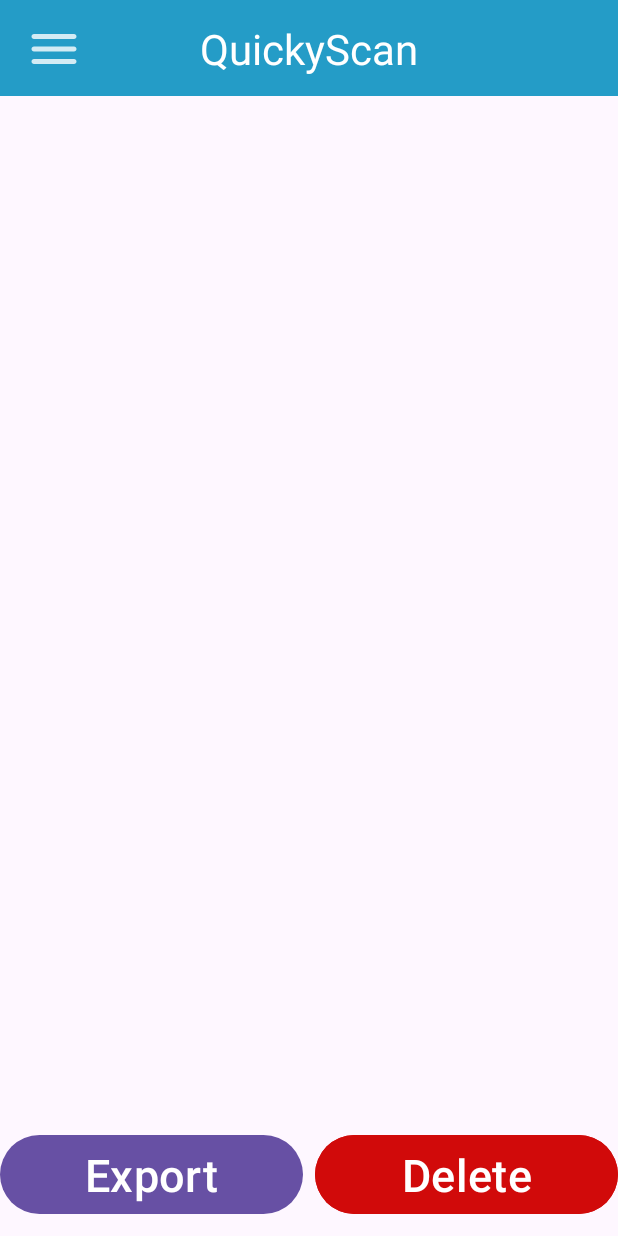
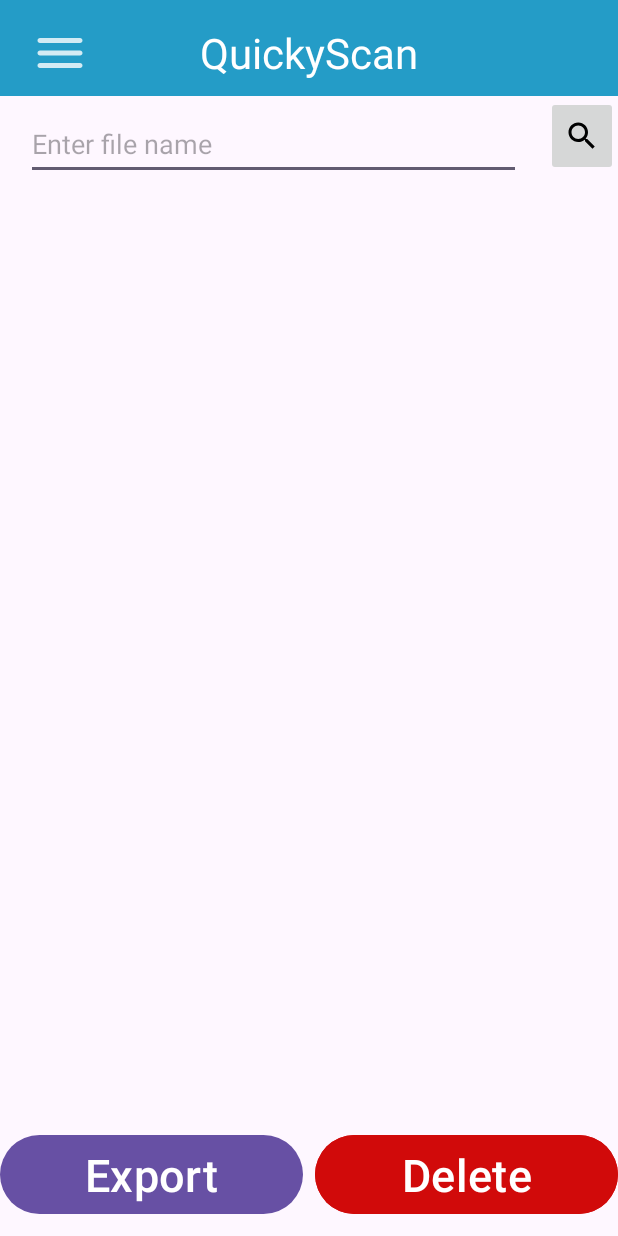
Before and after one commit to pawel00wypych/QuickyScan, an Android app: the SavedFilesActivity screen opened directly, with no data from a screen before it, on a phone screen of 412 x 824 dp. Run offline under Robolectric (Android 15) with nearby library versions, the phone set to English and light mode, and no system bars; libraries missing offline, so code that uses them is left out: org.apache.poi.

Commit message:
database created

```diff
--- a/app/src/main/AndroidManifest.xml
+++ b/app/src/main/AndroidManifest.xml
@@ -20,7 +20,7 @@
         android:theme="@style/Theme.QuickyScan"
         tools:targetApi="31">
         <activity
-            android:name=".Activities.MainActivity"
+            android:name=".activities.MainActivity"
             android:exported="true">
             <intent-filter>
                 <action android:name="android.intent.action.MAIN" />
@@ -29,11 +29,11 @@
             </intent-filter>
         </activity>
         <activity
-            android:name=".Activities.CameraActivity"
+            android:name=".activities.CameraActivity"
             android:exported="true">
         </activity>
         <activity
-            android:name=".Activities.SavedFilesActivity"
+            android:name=".activities.SavedFilesActivity"
             android:exported="true">
         </activity>
     </application>
--- a/app/src/main/java/com/example/quickyscan/FileData.kt
+++ /dev/null
@@ -1,3 +0,0 @@
-package com.example.quickyscan
-
-data class FileData(val fileName: String, var selected: Boolean = false, val filePath: String)
--- a/app/src/main/java/com/example/quickyscan/Activities/MainActivity.kt
+++ b/app/src/main/java/com/example/quickyscan/activities/MainActivity.kt
@@ -1,4 +1,4 @@
-package com.example.quickyscan.Activities
+package com.example.quickyscan.activities
 
 import android.content.Intent
 import android.os.Bundle
--- a/app/src/main/java/com/example/quickyscan/Activities/SavedFilesActivity.kt
+++ b/app/src/main/java/com/example/quickyscan/activities/SavedFilesActivity.kt
@@ -1,4 +1,4 @@
-package com.example.quickyscan.Activities
+package com.example.quickyscan.activities
 
 import android.Manifest
 import android.annotation.SuppressLint
@@ -6,29 +6,45 @@ import android.content.Intent
 import android.content.pm.PackageManager
 import android.os.Build
 import android.os.Bundle
+import android.os.Handler
+import android.os.Looper
 import android.util.Log
 import android.widget.Button
+import android.widget.EditText
 import android.widget.ImageButton
 import android.widget.PopupMenu
 import android.widget.Toast
 import androidx.activity.result.contract.ActivityResultContracts
+import androidx.appcompat.app.AlertDialog
 import androidx.appcompat.app.AppCompatActivity
 import androidx.core.content.ContextCompat
 import androidx.recyclerview.widget.LinearLayoutManager
 import androidx.recyclerview.widget.RecyclerView
-import com.example.quickyscan.FileData
+import com.example.quickyscan.FileModel
 import com.example.quickyscan.services.FilesAdapter
 import com.example.quickyscan.R
+import com.example.quickyscan.services.SQLiteHelper
 import java.io.File
 import org.apache.poi.xssf.usermodel.XSSFWorkbook
 import java.io.FileOutputStream
+import java.time.LocalDate
 
 class SavedFilesActivity : AppCompatActivity()  {
 
+    private lateinit var deleteButton: Button
+    private lateinit var exportButton: Button
+    private lateinit var menuButton: ImageButton
+    private lateinit var findButton: ImageButton
+    private lateinit var fileToSearch: EditText
+
+    private lateinit var recyclerView: RecyclerView
+    private lateinit var sqliteHelper: SQLiteHelper
+    private var filesAdapter: FilesAdapter? = null
     override fun onCreate(savedInstanceState: Bundle?) {
 
         super.onCreate(savedInstanceState)
         setContentView(R.layout.files_layout)
+        sqliteHelper = SQLiteHelper(applicationContext)
 
         if (allPermissionsGranted()) {
             editFiles()
@@ -80,25 +96,41 @@ class SavedFilesActivity : AppCompatActivity()  {
 
     private fun editFiles() {
 
-        val recyclerView: RecyclerView = findViewById(R.id.rvSavedFiles)
-        recyclerView.layoutManager = LinearLayoutManager(this)
-        val filesAdapter = FilesAdapter(getListOfFiles())
-        recyclerView.adapter = filesAdapter
-
-        val deleteButton: Button = findViewById(R.id.delete_button)
-        val exportButton: Button = findViewById(R.id.export_button)
-        val menuButton: ImageButton = findViewById(R.id.show_menu)
+        initView()
+        initRecyclerView(getListOfFilesFromDB())
 
         exportButton.setOnClickListener {
-            exportChosenFiles(filesAdapter)
-            val intent = Intent(this, SavedFilesActivity::class.java)
-            startActivity(intent)
+            filesAdapter?.let { it1 -> exportChosenFiles(it1) }
+            initRecyclerView(getListOfFilesFromDB())
         }
 
         deleteButton.setOnClickListener {
-            deleteChosenFiles(filesAdapter)
-            val intent = Intent(this, SavedFilesActivity::class.java)
-            startActivity(intent)
+
+            val dialog = AlertDialog.Builder(this)
+                .setTitle("Are you sure you want to delete files?")
+                .setPositiveButton("Yes") { _, _ ->
+                    filesAdapter?.let { it1 -> deleteChosenFiles(it1) }
+                    initRecyclerView(getListOfFilesFromDB())
+                }
+                .setNegativeButton("No", null)
+                .create()
+
+            dialog.show()
+        }
+
+
+        findButton.setOnClickListener {
+
+                if (fileToSearch.text.toString() == "") {
+
+                    Log.d("getListOfFilesFromDB:", "getListOfFilesFromDB")
+                    initRecyclerView(getListOfFilesFromDB())
+                }else if (fileToSearch.text.toString() != ""){
+
+                    Log.d("getChosenFile:", "getChosenFile")
+                    initRecyclerView(getChosenFile(fileToSearch.text.toString()))
+                }
+                fileToSearch.setText("")
         }
 
 
@@ -146,7 +178,7 @@ class SavedFilesActivity : AppCompatActivity()  {
         if (selectedFiles.isNotEmpty()) {
             for (fileData in selectedFiles) {
 
-                val fileToExport = File(fileData.filePath)
+                val fileToExport = File(fileData.path)
                 if (fileToExport.exists() && fileToExport.isFile) {
                     val sheet = workbook.createSheet(fileToExport.name + "_sheet")
                     val text = fileToExport.readText()
@@ -155,7 +187,7 @@ class SavedFilesActivity : AppCompatActivity()  {
                     for ((rowIndex, line) in rows.withIndex()) {
                         val row = sheet.createRow(rowIndex)
 
-                        val cells = line.split("\t") // Split by tab, adjust as needed
+                        val cells = line.split("\t", " ") // Split by tab, adjust as needed
 
                         for ((cellIndex, cellValue) in cells.withIndex()) {
                             val cell = row.createCell(cellIndex)
@@ -167,6 +199,18 @@ class SavedFilesActivity : AppCompatActivity()  {
                     FileOutputStream(outputFile).use { outputStream ->
                         workbook.write(outputStream)
                     }
+
+                    try {
+                        val fileModel = FileModel(
+                            fileName = fileToExport.name.removeSuffix(".txt") + ".xlsx",
+                            path = fileToExport.path.removeSuffix(".txt")+".xlsx",
+                            selected = false,
+                            creationDate = LocalDate.now().toString()
+                        )
+                        sqliteHelper.insertFile(fileModel)
+                    }catch (e: Exception) {
+                        Log.e("insertFile", e.printStackTrace().toString())
+                    }
                 }
             }
 
@@ -177,10 +221,18 @@ class SavedFilesActivity : AppCompatActivity()  {
         }
     }
 
-    private fun getListOfFiles(): List<FileData> {
+    private fun getListOfFilesFromDB(): List<FileModel> {
+        return sqliteHelper.getAllFiles()
+    }
+
+    private fun getChosenFile(name: String): List<FileModel> {
+        return sqliteHelper.findFile(name)
+    }
+
+    private fun getListOfFilesFromDIR(): List<FileModel> {
 
 
-        val filesToReturn = mutableListOf<FileData>()
+        val filesToReturn = mutableListOf<FileModel>()
 
         if (externalMediaDirs.isNotEmpty()) {
             val mediaDir = externalMediaDirs[0]
@@ -190,7 +242,7 @@ class SavedFilesActivity : AppCompatActivity()  {
             if (files != null) {
                 for (file in files) {
                     if (file.isFile) {
-                        filesToReturn.add(FileData(file.name, filePath = file.path.toString()))
+                        filesToReturn.add(FileModel(fileName=file.name, path = file.path.toString(), selected = false, creationDate = ""))
                     }else {
                         Log.d("file: ","is not a file")
                     }
@@ -212,12 +264,16 @@ class SavedFilesActivity : AppCompatActivity()  {
 
             for (fileData in selectedFiles) {
 
-                val fileToDelete = File(fileData.filePath)
+                val fileToDelete = File(fileData.path)
+                val name = fileToDelete.name
                 if (fileToDelete.exists() && fileToDelete.isFile) {
                     if (fileToDelete.delete()) {
                         Log.d("file deleted","success")
+                        if(sqliteHelper.deleteFileByName(name) <= -1) {
+                            Log.e("deleteFileByName","file was not deleted successfully from DB!")
+                        }
                     } else {
-                        Log.d("file deleted","error")
+                        Log.e("file deleted","error")
 
                     }
                 }
@@ -229,4 +285,22 @@ class SavedFilesActivity : AppCompatActivity()  {
             Log.d("selected files"," empty")
         }
     }
+
+    private fun initView() {
+
+        recyclerView = findViewById(R.id.rvSavedFiles)
+        deleteButton = findViewById(R.id.delete_button)
+        exportButton = findViewById(R.id.export_button)
+        menuButton = findViewById(R.id.show_menu)
+        findButton = findViewById(R.id.find_file)
+        fileToSearch = findViewById(R.id.search_bar)
+    }
+
+    private fun initRecyclerView(list: List<FileModel>) {
+        Log.d("recycler view","recycle")
+        recyclerView.layoutManager = LinearLayoutManager(this)
+        filesAdapter = FilesAdapter(list)
+        recyclerView.adapter = filesAdapter
+    }
+
 }
--- a/app/src/main/java/com/example/quickyscan/services/FilesAdapter.kt
+++ b/app/src/main/java/com/example/quickyscan/services/FilesAdapter.kt
@@ -6,10 +6,10 @@ import android.view.ViewGroup
 import android.widget.CheckBox
 import android.widget.TextView
 import androidx.recyclerview.widget.RecyclerView
-import com.example.quickyscan.FileData
+import com.example.quickyscan.FileModel
 import com.example.quickyscan.R
 
-class FilesAdapter(private val fileList: List<FileData>) : RecyclerView.Adapter<FilesAdapter.FileViewHolder>() {
+class FilesAdapter(private val fileList: List<FileModel>) : RecyclerView.Adapter<FilesAdapter.FileViewHolder>() {
 
     class FileViewHolder(itemView: View) : RecyclerView.ViewHolder(itemView) {
         val fileName: TextView = itemView.findViewById(R.id.tvFileName)
@@ -32,7 +32,7 @@ class FilesAdapter(private val fileList: List<FileData>) : RecyclerView.Adapter<
         }
     }
 
-    fun getSelectedFiles(): List<FileData> {
+    fun getSelectedFiles(): List<FileModel> {
         return fileList.filter { it.selected }
     }
 
--- /dev/null
+++ b/app/src/main/java/com/example/quickyscan/services/SQLiteHelper.kt
@@ -0,0 +1,137 @@
+package com.example.quickyscan.services
+
+import android.annotation.SuppressLint
+import android.content.ContentValues
+import android.content.Context
+import android.database.Cursor
+import android.database.sqlite.SQLiteDatabase
+import android.database.sqlite.SQLiteOpenHelper
+import android.util.Log
+import com.example.quickyscan.FileModel
+
+class SQLiteHelper(context: Context): SQLiteOpenHelper(context, DATABASE_NAME, null, DATABASE_VERSION){
+
+    companion object {
+
+        private const val DATABASE_VERSION = 1
+        private const val DATABASE_NAME = "quickyscan.db"
+        private const val TBL_FILES = "tbl_files"
+        private const val ID = "id"
+        private const val NAME = "name"
+        private const val SELECTED = "selected"
+        private const val PATH = "path"
+        private const val CREATION_DATE = "date"
+    }
+
+    override fun onCreate(db: SQLiteDatabase) {
+        Log.d("Database creation:", "onCreate")
+        val createTblFiles = ("CREATE TABLE " + TBL_FILES + "("
+                + ID + " INTEGER PRIMARY KEY," + NAME + " TEXT,"
+                + SELECTED +" BOOLEAN," + PATH + " TEXT,"
+                + CREATION_DATE + " TEXT" + ")")
+
+        db.execSQL(createTblFiles)
+    }
+
+    override fun onUpgrade(db: SQLiteDatabase?, oldVersion: Int, newVersion: Int) {
+        db?.execSQL("DROP TABLE IF EXISTS $TBL_FILES")
+        if (db != null) {
+            onCreate(db)
+        }
+    }
+
+    fun insertFile(file: FileModel): Long {
+        val db = this.writableDatabase
+        val contentValues = ContentValues()
+        contentValues.put(ID, file.id)
+        contentValues.put(NAME, file.fileName)
+        contentValues.put(SELECTED, file.selected)
+        contentValues.put(PATH, file.path)
+        contentValues.put(CREATION_DATE, file.creationDate)
+
+        val success = db.insert(TBL_FILES, null, contentValues)
+        db.close()
+        return success
+    }
+
+    @SuppressLint("Range")
+    fun getAllFiles(): ArrayList<FileModel> {
+        val selectQuery = "SELECT * FROM $TBL_FILES"
+        return getFiles(selectQuery)
+    }
+
+    @SuppressLint("Range")
+    fun findFile(name: String): ArrayList<FileModel>{
+        val selectQuery = "SELECT * FROM $TBL_FILES WHERE $NAME LIKE '%$name%'"
+        return getFiles(selectQuery)
+    }
+
+    @SuppressLint("Range", "Recycle")
+    fun getFiles(query: String): ArrayList<FileModel> {
+        val fileList: ArrayList<FileModel> = ArrayList()
+        val db = this.readableDatabase
+        Log.d("query ",query)
+
+        val cursor: Cursor?
+
+        try {
+            cursor = db.rawQuery(query, null)
+        } catch (e: Exception) {
+            e.printStackTrace()
+            db.execSQL(query)
+            return ArrayList()
+        }
+
+        var id: Int
+        var name: String
+        var selected: String
+        var path: String
+        var creationDate: String
+
+        if(cursor != null && cursor.moveToFirst()){
+
+
+            val columnIndexId = cursor.getColumnIndex(ID)
+            val columnIndexName = cursor.getColumnIndex(NAME)
+            val columnIndexSelected = cursor.getColumnIndex(SELECTED)
+            val columnIndexPath = cursor.getColumnIndex(PATH)
+            val columnIndexCreationDate = cursor.getColumnIndex(CREATION_DATE)
+
+            do {
+                if (columnIndexId != -1 &&
+                    columnIndexName != -1 &&
+                    columnIndexSelected != -1 &&
+                    columnIndexPath != -1 &&
+                    columnIndexCreationDate != -1) {
+
+                    id = cursor.getInt(columnIndexId)
+                    name = cursor.getString(columnIndexName)
+                    selected = cursor.getString(columnIndexSelected)
+                    path = cursor.getString(columnIndexPath)
+                    creationDate = cursor.getString(columnIndexCreationDate)
+                    Log.d("name ",name)
+
+                    val file:  FileModel
+                    file = if(selected == "0") {
+                        FileModel(id, name, false, path, creationDate)
+                    } else {
+                        FileModel(id, name, true, path, creationDate)
+                    }
+                    fileList.add(file)
+                } else {
+                    Log.e("Cursor Error", "One or more column indices are -1")
+                }
+            } while(cursor.moveToNext())
+        }
+
+        return fileList
+    }
+
+    fun deleteFileByName(name: String): Int {
+        val db = this.writableDatabase
+
+        val success = db.delete(TBL_FILES, "$NAME=?",arrayOf(name))
+        db.close()
+        return success
+    }
+}
--- /dev/null
+++ b/app/src/main/res/drawable/baseline_search_24.xml
@@ -0,0 +1,5 @@
+<vector android:height="24dp" android:tint="#000000"
+    android:viewportHeight="24" android:viewportWidth="24"
+    android:width="24dp" xmlns:android="http://schemas.android.com/apk/res/android">
+    <path android:fillColor="@android:color/white" android:pathData="M15.5,14h-0.79l-0.28,-0.27C15.41,12.59 16,11.11 16,9.5 16,5.91 13.09,3 9.5,3S3,5.91 3,9.5 5.91,16 9.5,16c1.61,0 3.09,-0.59 4.23,-1.57l0.27,0.28v0.79l5,4.99L20.49,19l-4.99,-5zM9.5,14C7.01,14 5,11.99 5,9.5S7.01,5 9.5,5 14,7.01 14,9.5 11.99,14 9.5,14z"/>
+</vector>
--- a/app/src/main/res/layout/activity_main.xml
+++ b/app/src/main/res/layout/activity_main.xml
@@ -4,7 +4,7 @@
     xmlns:tools="http://schemas.android.com/tools"
     android:layout_width="match_parent"
     android:layout_height="match_parent"
-    tools:context=".Activities.MainActivity">
+    tools:context=".activities.MainActivity">
 
     <Button
         android:id="@+id/scan_button"
--- a/app/src/main/res/layout/files_layout.xml
+++ b/app/src/main/res/layout/files_layout.xml
@@ -1,52 +1,17 @@
 <?xml version="1.0" encoding="utf-8"?>
 <androidx.constraintlayout.widget.ConstraintLayout xmlns:android="http://schemas.android.com/apk/res/android"
     xmlns:app="http://schemas.android.com/apk/res-auto"
-    xmlns:tools="http://schemas.android.com/tools"
     android:layout_width="match_parent"
     android:layout_height="match_parent">
 
-    <androidx.appcompat.widget.Toolbar
-        android:id="@+id/toolbar"
-        android:layout_width="0dp"
-        android:layout_height="wrap_content"
-        android:background="@color/toolbar"
-        android:minHeight="?attr/actionBarSize"
-        android:theme="?attr/actionBarTheme"
+    <ImageButton
+        android:id="@+id/find_file"
+        android:layout_width="48dp"
+        android:layout_height="53dp"
         app:layout_constraintEnd_toEndOf="parent"
-        app:layout_constraintStart_toStartOf="parent"
-        app:layout_constraintTop_toTopOf="parent" />
-
-    <TextView
-        android:id="@+id/textView2"
-        android:layout_width="0dp"
-        android:layout_height="wrap_content"
-        android:gravity="center"
-        android:text="QuickyScan"
-        android:textColor="@color/white"
-        android:textSize="28sp"
-        app:layout_constraintBottom_toBottomOf="@+id/toolbar"
-        app:layout_constraintEnd_toEndOf="parent"
-        app:layout_constraintStart_toStartOf="parent"
-        app:layout_constraintTop_toTopOf="@+id/toolbar" />
-
-    <androidx.constraintlayout.widget.Guideline
-        android:id="@+id/guideline"
-        android:layout_width="wrap_content"
-        android:layout_height="wrap_content"
-        android:orientation="horizontal"
-        app:layout_constraintGuide_percent="0.9" />
-
-    <androidx.recyclerview.widget.RecyclerView
-        android:id="@+id/rvSavedFiles"
-        android:layout_width="0dp"
-        android:layout_height="0dp"
-        app:layout_constraintBottom_toTopOf="@+id/guideline"
-        app:layout_constraintEnd_toEndOf="parent"
-        app:layout_constraintHorizontal_bias="0.0"
-        app:layout_constraintStart_toStartOf="parent"
         app:layout_constraintTop_toBottomOf="@+id/toolbar"
-        app:layout_constraintVertical_bias="0.0" />
-
+        app:srcCompat="@drawable/baseline_search_24"
+        android:contentDescription=" "/>
 
     <Button
         android:id="@+id/export_button"
@@ -73,14 +38,70 @@
         app:layout_constraintTop_toTopOf="@+id/guideline"
         />
 
+    <androidx.appcompat.widget.Toolbar
+        android:id="@+id/toolbar"
+        android:layout_width="0dp"
+        android:layout_height="wrap_content"
+        android:background="@color/toolbar"
+        android:minHeight="?attr/actionBarSize"
+        android:theme="?attr/actionBarTheme"
+        app:layout_constraintEnd_toEndOf="parent"
+        app:layout_constraintStart_toStartOf="parent"
+        app:layout_constraintTop_toTopOf="parent" />
+
+    <TextView
+        android:id="@+id/textView"
+        android:layout_width="0dp"
+        android:layout_height="wrap_content"
+        android:gravity="center"
+        android:text="QuickyScan"
+        android:textColor="@color/white"
+        android:textSize="28sp"
+        app:layout_constraintBottom_toBottomOf="@+id/toolbar"
+        app:layout_constraintEnd_toEndOf="parent"
+        app:layout_constraintHorizontal_bias="1.0"
+        app:layout_constraintStart_toStartOf="parent"
+        app:layout_constraintTop_toTopOf="@+id/toolbar"
+        app:layout_constraintVertical_bias="0.615" />
+
     <ImageButton
         android:id="@+id/show_menu"
         android:layout_width="wrap_content"
         android:layout_height="wrap_content"
         android:layout_marginLeft="16dp"
         android:background="@null"
-        app:layout_constraintBottom_toBottomOf="@+id/textView2"
+        android:contentDescription=" "
+        android:minWidth="48dp"
+        android:minHeight="48dp"
+        app:layout_constraintBottom_toBottomOf="@+id/textView"
         app:layout_constraintStart_toStartOf="parent"
-        app:layout_constraintTop_toTopOf="@+id/textView2"
+        app:layout_constraintTop_toTopOf="@+id/textView"
         app:srcCompat="@drawable/ic_menu" />
+
+    <EditText
+        android:id="@+id/search_bar"
+        android:layout_width="330dp"
+        android:layout_height="48dp"
+        android:layout_marginTop="8dp"
+        android:hint="Enter file name"
+        app:layout_constraintEnd_toStartOf="@+id/find_file"
+        app:layout_constraintStart_toStartOf="parent"
+        app:layout_constraintTop_toBottomOf="@+id/toolbar" />
+
+    <androidx.constraintlayout.widget.Guideline
+        android:id="@+id/guideline"
+        android:layout_width="wrap_content"
+        android:layout_height="wrap_content"
+        android:orientation="horizontal"
+        app:layout_constraintGuide_percent="0.9" />
+
+    <androidx.recyclerview.widget.RecyclerView
+        android:id="@+id/rvSavedFiles"
+        android:layout_width="0dp"
+        android:layout_height="0dp"
+        app:layout_constraintBottom_toTopOf="@+id/guideline"
+        app:layout_constraintEnd_toEndOf="parent"
+        app:layout_constraintStart_toStartOf="parent"
+        app:layout_constraintTop_toBottomOf="@+id/search_bar" />
+
 </androidx.constraintlayout.widget.ConstraintLayout>
```
Also changed, not shown: app/src/main/java/com/example/quickyscan/FileModel.kt (added, +18 -0 lines), app/src/main/java/com/example/quickyscan/activities/CameraActivity.kt (renamed from app/src/main/java/com/example/quickyscan/Activities/CameraActivity.kt, +16 -2 lines), 1 other file.
